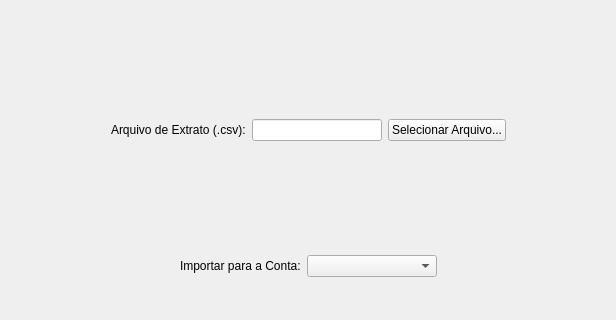
Qt form MeuCentavoApp/Designer/FormsDashboard/FormsLancamentos/dialogImportarExtrato.ui (bee0ne1/MeuCentavo) before a commit; both pictures show x 0 to 616 and y 0 to 320 of the 616 by 533 pixel window.
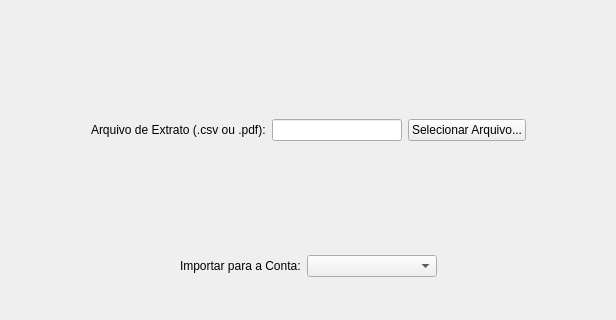
The same form after that commit.

What changed in the file:
```diff
--- a/MeuCentavoApp/Designer/FormsDashboard/FormsLancamentos/dialogImportarExtrato.ui
+++ b/MeuCentavoApp/Designer/FormsDashboard/FormsLancamentos/dialogImportarExtrato.ui
@@ -34,7 +34,7 @@
        <item>
         <widget class="QLabel" name="label">
          <property name="text">
-          <string>Arquivo de Extrato (.csv):</string>
+          <string>Arquivo de Extrato (.csv ou .pdf):</string>
          </property>
         </widget>
        </item>
```
